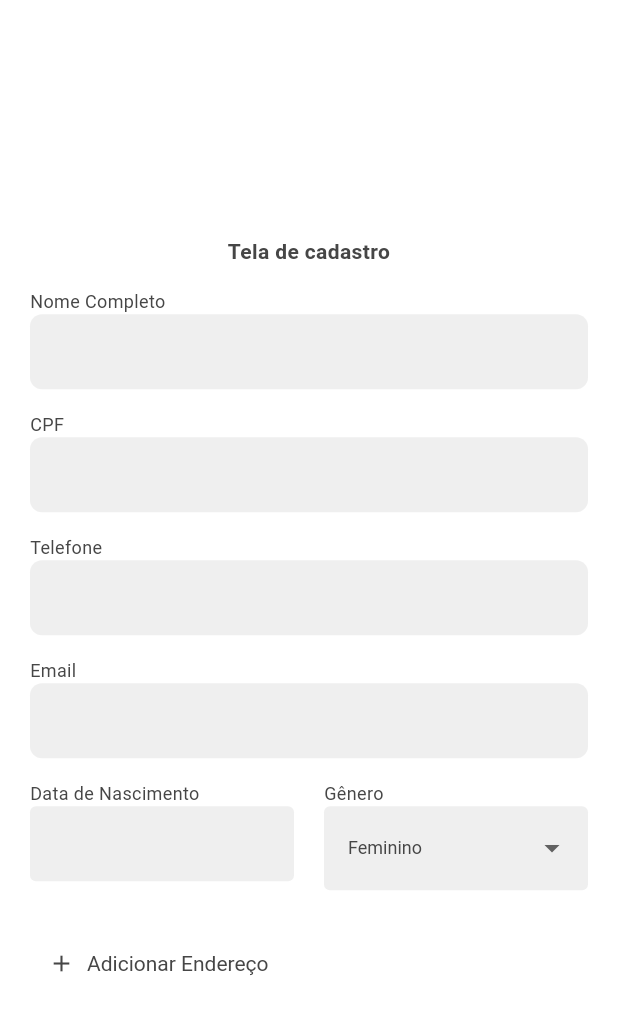
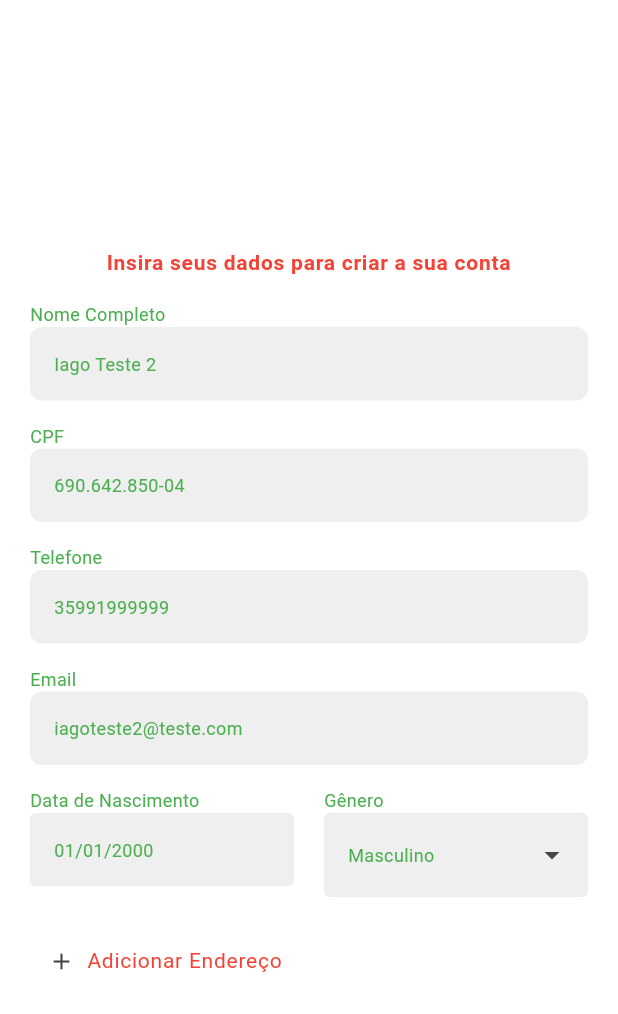
Before and after one commit to economize-mais/app_economize_mais, a Flutter app: the screen it shows after launch, after a tap on "Criar nova conta", on a phone screen of 412 x 824 dp. Shown: the top 1014 px of the screen. Run offline on Flutter 3.47's test engine with Material 3 defaults, Android fonts, the phone set to English and light mode, and no system bars; our stand-ins replace carousel_slider, dio, dotted_border, flutter_svg, mask_text_input_formatter; accounts and stored records are empty.

Commit message:
ajustando e padronizando layouts

```diff
--- a/lib/screens/cadastro/cadastro_recuperar_senha_screen.dart
+++ b/lib/screens/cadastro/cadastro_recuperar_senha_screen.dart
@@ -1,3 +1,4 @@
+import 'package:app_economize_mais/utils/widgets/common_popup_widget.dart';
 import 'package:flutter/material.dart';
 import 'package:app_economize_mais/utils/app_scheme.dart';
 import 'package:app_economize_mais/utils/widgets/labeled_outline_text_field_widget.dart';
@@ -20,13 +21,13 @@ class _CadastroRecuperarSenhaScreenState
     super.initState();
 
     formKey = GlobalKey<FormState>();
-    emailController =
-        TextEditingController(text: 'marcus.miguel.dev@gmail.com');
+    emailController = TextEditingController();
   }
 
   @override
   void dispose() {
     super.dispose();
+
     emailController.dispose();
   }
 
@@ -44,11 +45,9 @@ class _CadastroRecuperarSenhaScreenState
                 Text(
                   'Recuperar senha',
                   textAlign: TextAlign.center,
-                  style: TextStyle(
-                    color: AppScheme.gray[4],
-                    fontSize: 14,
-                    fontWeight: FontWeight.bold,
-                  ),
+                  style: Theme.of(context).textTheme.bodyLarge?.copyWith(
+                        fontWeight: FontWeight.bold,
+                      ),
                 ),
                 const SizedBox(height: 15),
                 LabeledOutlineTextFieldWidget(
@@ -74,25 +73,7 @@ class _CadastroRecuperarSenhaScreenState
     showDialog(
       context: context,
       barrierColor: AppScheme.white.withOpacity(0.7),
-      builder: (context) => AlertDialog(
-        backgroundColor: AppScheme.white,
-        elevation: 2,
-        shadowColor: AppScheme.black,
-        shape: RoundedRectangleBorder(
-          borderRadius: BorderRadius.circular(5),
-          side: const BorderSide(color: AppScheme.lightGray),
-        ),
-        icon: Align(
-          alignment: Alignment.centerRight,
-          child: GestureDetector(
-            onTap: () => Navigator.pop(context),
-            child: const Icon(Icons.close, size: 20),
-          ),
-        ),
-        iconPadding: const EdgeInsets.fromLTRB(0, 10, 10, 0),
-        title: const Text('Nova senha enviada por e-mail.'),
-        titlePadding: const EdgeInsets.fromLTRB(40, 0, 40, 30),
-      ),
+      builder: (context) => const CommonPopupWidget(),
     ).then((_) => Navigator.popUntil(
           context,
           (route) => route.isFirst,
--- a/lib/screens/cadastro/cadastro_screen.dart
+++ b/lib/screens/cadastro/cadastro_screen.dart
@@ -2,7 +2,6 @@ import 'package:flutter/material.dart';
 import 'package:mask_text_input_formatter/mask_text_input_formatter.dart';
 import 'package:app_economize_mais/models/usuario_model.dart';
 import 'package:app_economize_mais/providers/usuario_provider.dart';
-import 'package:app_economize_mais/utils/app_scheme.dart';
 import 'package:app_economize_mais/utils/widgets/labeled_dropdown_widget.dart';
 import 'package:app_economize_mais/utils/widgets/labeled_outline_date_picker_widget.dart';
 import 'package:app_economize_mais/utils/widgets/labeled_outline_text_field_widget.dart';
@@ -30,12 +29,12 @@ class _CadastroScreenState extends State<CadastroScreen> {
     super.initState();
 
     formKey = GlobalKey<FormState>();
-    nomeCompletoController = TextEditingController();
-    cpfController = TextEditingController();
-    telefoneController = TextEditingController();
-    emailController = TextEditingController();
-    dataNascimentoController = TextEditingController();
-    generoController = TextEditingController();
+    nomeCompletoController = TextEditingController(text: 'Iago Teste 2');
+    cpfController = TextEditingController(text: '690.642.850-04');
+    telefoneController = TextEditingController(text: '35991999999');
+    emailController = TextEditingController(text: 'iagoteste2@teste.com');
+    dataNascimentoController = TextEditingController(text: '01/01/2000');
+    generoController = TextEditingController(text: 'Masculino');
   }
 
   @override
@@ -64,13 +63,11 @@ class _CadastroScreenState extends State<CadastroScreen> {
               crossAxisAlignment: CrossAxisAlignment.stretch,
               children: [
                 Text(
-                  'Tela de cadastro',
+                  'Insira seus dados para criar a sua conta',
                   textAlign: TextAlign.center,
-                  style: TextStyle(
-                    color: AppScheme.gray[4],
-                    fontSize: 14,
-                    fontWeight: FontWeight.bold,
-                  ),
+                  style: Theme.of(context).textTheme.bodyLarge?.copyWith(
+                        fontWeight: FontWeight.bold,
+                      ),
                 ),
                 LabeledOutlineTextFieldWidget(
                   controller: nomeCompletoController,
@@ -127,12 +124,9 @@ class _CadastroScreenState extends State<CadastroScreen> {
                   ],
                 ),
                 const SizedBox(height: 25),
-                Align(
-                  alignment: Alignment.centerLeft,
-                  child: TextButtonWithIconWidget(
-                    onPressed: adicionarEndereco,
-                    label: 'Adicionar Endereço',
-                  ),
+                TextButtonWithIconWidget(
+                  onPressed: adicionarEndereco,
+                  label: 'Adicionar Endereço',
                 ),
               ],
             ),
@@ -176,3 +170,8 @@ class _CadastroScreenState extends State<CadastroScreen> {
     });
   }
 }
+
+// {
+// 	"email": "marcusmigueell@gmail.com",
+// 	"password": "Mudar@123"
+// }
--- a/lib/screens/login/login_screen.dart
+++ b/lib/screens/login/login_screen.dart
@@ -1,7 +1,6 @@
 import 'package:app_economize_mais/providers/usuario_provider.dart';
 import 'package:app_economize_mais/utils/widgets/popup_error_widget.dart';
 import 'package:flutter/material.dart';
-import 'package:app_economize_mais/utils/app_scheme.dart';
 import 'package:app_economize_mais/utils/widgets/labeled_outline_text_field_widget.dart';
 import 'package:provider/provider.dart';
 
@@ -46,24 +45,17 @@ class _LoginScreenState extends State<LoginScreen> {
               mainAxisSize: MainAxisSize.min,
               mainAxisAlignment: MainAxisAlignment.center,
               children: [
-                ConstrainedBox(
-                  constraints: const BoxConstraints(
-                    minWidth: 220,
-                    maxHeight: 150,
-                  ),
-                  child: Image.asset(
-                    'assets/icons/logo-verde.png',
-                    fit: BoxFit.fitWidth,
-                  ),
+                Image.asset(
+                  'assets/icons/logo-verde2.png',
+                  width: 220,
+                  height: 220,
                 ),
                 Text(
                   'Entre na sua conta',
                   textAlign: TextAlign.center,
-                  style: TextStyle(
-                    color: AppScheme.gray[4],
-                    fontSize: 14,
-                    fontWeight: FontWeight.bold,
-                  ),
+                  style: Theme.of(context).textTheme.bodyLarge?.copyWith(
+                        fontWeight: FontWeight.bold,
+                      ),
                 ),
                 LabeledOutlineTextFieldWidget(
                   controller: emailController,
@@ -92,23 +84,12 @@ class _LoginScreenState extends State<LoginScreen> {
                 TextButton(
                   onPressed: () =>
                       Navigator.pushNamed(context, '/cadastro/recuperar-senha'),
-                  style: TextButton.styleFrom(
-                    visualDensity: const VisualDensity(vertical: -3),
-                    minimumSize: const Size.fromHeight(40),
-                  ),
                   child: const Text('Recuperar Senha'),
                 ),
                 const SizedBox(height: 4),
-                const Text(
-                  'Não possui uma conta?',
-                  textAlign: TextAlign.center,
-                  style: TextStyle(fontSize: 12),
-                ),
+                const Text('Não possui uma conta?'),
                 OutlinedButton(
                   onPressed: () => Navigator.pushNamed(context, '/cadastro'),
-                  style: OutlinedButton.styleFrom(
-                    minimumSize: const Size.fromHeight(40),
-                  ),
                   child: const Text('Criar nova conta'),
                 ),
               ],
--- a/lib/utils/app_scheme.dart
+++ b/lib/utils/app_scheme.dart
@@ -1,7 +1,7 @@
 import 'package:flutter/material.dart';
 
 abstract class AppScheme {
-  static const Color brightGreen = Color(0xFF00FF5F);
+  static const Color brightGreen = Color(0xFF11FF88);
   static const MaterialColor gray = MaterialColor(0xFFD9D9D9, <int, Color>{
     1: Color(0xFFD9D9D9),
     2: Color(0xFFBFBFBF),
@@ -37,6 +37,8 @@ abstract class AppScheme {
     ),
     textButtonTheme: TextButtonThemeData(
       style: TextButton.styleFrom(
+        visualDensity: const VisualDensity(vertical: -3),
+        minimumSize: const Size.fromHeight(40),
         foregroundColor: gray[4],
         textStyle:
             const TextStyle(fontSize: 12, decoration: TextDecoration.underline),
@@ -44,6 +46,7 @@ abstract class AppScheme {
     ),
     outlinedButtonTheme: OutlinedButtonThemeData(
       style: TextButton.styleFrom(
+        minimumSize: const Size.fromHeight(40),
         foregroundColor: gray[4],
         textStyle: const TextStyle(
           fontSize: 14,
@@ -57,5 +60,47 @@ abstract class AppScheme {
         fontSize: 12,
       ),
     ),
+    inputDecorationTheme: const InputDecorationTheme(
+      fillColor: AppScheme.lightGray,
+      errorStyle: TextStyle(
+        color: red,
+        fontWeight: FontWeight.bold,
+      )
+    ),
+    textTheme: TextTheme(
+      bodyLarge: TextStyle(
+        color: Colors.red,
+        //   color: gray[4],
+        fontSize: 14,
+      ),
+      bodyMedium: TextStyle(
+        color: Colors.green,
+        //   color: gray[4],
+        fontSize: 12,
+      ),
+      bodySmall: TextStyle(
+        color: Colors.blue,
+        //   color: gray[4],
+        fontSize: 10,
+      ),
+      labelLarge: TextStyle(
+        color: Colors.purple,
+      ),
+      labelMedium: TextStyle(
+        color: Colors.green,
+      ),
+      labelSmall: TextStyle(
+        color: Colors.black,
+      ),
+      titleLarge: TextStyle(
+        color: Colors.cyan,
+      ),
+      titleMedium: TextStyle(
+        color: Colors.pink,
+      ),
+      titleSmall: TextStyle(
+        color: Colors.indigo,
+      ),
+    ),
   );
 }
--- /dev/null
+++ b/lib/utils/widgets/common_popup_widget.dart
@@ -0,0 +1,34 @@
+import 'package:app_economize_mais/utils/app_scheme.dart';
+import 'package:flutter/material.dart';
+
+class CommonPopupWidget extends StatelessWidget {
+  final String title;
+
+  const CommonPopupWidget({
+    super.key,
+    this.title = 'Nova senha enviada por e-mail.',
+  });
+
+  @override
+  Widget build(BuildContext context) {
+    return AlertDialog(
+      backgroundColor: AppScheme.white,
+      elevation: 2,
+      shadowColor: AppScheme.black,
+      shape: RoundedRectangleBorder(
+        borderRadius: BorderRadius.circular(5),
+        side: const BorderSide(color: AppScheme.lightGray),
+      ),
+      icon: Align(
+        alignment: Alignment.centerRight,
+        child: GestureDetector(
+          onTap: () => Navigator.pop(context),
+          child: const Icon(Icons.close, size: 20),
+        ),
+      ),
+      iconPadding: const EdgeInsets.only(top: 10, right: 10),
+      title: Text(title),
+      titlePadding: const EdgeInsets.only(bottom: 30),
+    );
+  }
+}
--- a/lib/utils/widgets/labeled_dropdown_widget.dart
+++ b/lib/utils/widgets/labeled_dropdown_widget.dart
@@ -26,27 +26,20 @@ class _LabeledDropdownWidgetState extends State<LabeledDropdownWidget> {
   Widget build(BuildContext context) {
     return Column(
       mainAxisSize: MainAxisSize.min,
-      crossAxisAlignment: CrossAxisAlignment.start,
+      crossAxisAlignment: CrossAxisAlignment.stretch,
       children: [
-        Text(
-          widget.label,
-          style: TextStyle(
-            color: AppScheme.gray[4],
-            fontSize: 12,
-          ),
-        ),
+        Text(widget.label),
         DropdownButtonFormField<String>(
           value: widget.value,
           isExpanded: true,
+          dropdownColor: AppScheme.lightGray,
+          iconEnabledColor: AppScheme.gray[4],
           decoration: const InputDecoration(
             filled: true,
             fillColor: AppScheme.lightGray,
             border: OutlineInputBorder(borderSide: BorderSide.none),
           ),
-          style: TextStyle(
-            color: AppScheme.gray[4],
-            fontSize: 12,
-          ),
+          style: Theme.of(context).textTheme.bodyMedium,
           onChanged: widget.onChanged ??
               (newValue) => setState(() {
                     widget.controller.text = newValue!;
--- a/lib/utils/widgets/labeled_outline_date_picker_widget.dart
+++ b/lib/utils/widgets/labeled_outline_date_picker_widget.dart
@@ -1,7 +1,6 @@
 import 'package:flutter/material.dart';
 import 'package:intl/intl.dart';
 import 'package:mask_text_input_formatter/mask_text_input_formatter.dart';
-import 'package:app_economize_mais/utils/app_scheme.dart';
 
 class LabeledOutlineDatePicker extends StatefulWidget {
   final TextEditingController controller;
@@ -19,43 +18,24 @@ class LabeledOutlineDatePicker extends StatefulWidget {
 }
 
 class _LabeledOutlineDatePickerState extends State<LabeledOutlineDatePicker> {
+  final DateTime dataMinima = DateTime(1900);
+  final DateTime dataMaxima = DateTime.now();
+
   @override
   Widget build(BuildContext context) {
     return Column(
       mainAxisSize: MainAxisSize.min,
-      crossAxisAlignment: CrossAxisAlignment.start,
+      crossAxisAlignment: CrossAxisAlignment.stretch,
       children: [
-        Text(
-          widget.label,
-          style: TextStyle(
-            color: AppScheme.gray[4],
-            fontSize: 12,
-          ),
-        ),
+        Text(widget.label),
         TextFormField(
-          onTap: () => showDatePicker(
-            context: context,
-            firstDate: DateTime(1900),
-            lastDate: DateTime.now(),
-          ).then(
-            (value) => setState(() {
-              if (value == null) return;
-
-              final formatter = DateFormat('dd/MM/yyyy');
-              widget.controller.text = formatter.format(value);
-            }),
-          ),
           controller: widget.controller,
           keyboardType: TextInputType.number,
           decoration: const InputDecoration(
             filled: true,
-            fillColor: AppScheme.lightGray,
             border: OutlineInputBorder(borderSide: BorderSide.none),
           ),
-          style: TextStyle(
-            color: AppScheme.gray[3],
-            fontSize: 12,
-          ),
+          style: Theme.of(context).textTheme.bodyMedium,
           inputFormatters: [
             MaskTextInputFormatter(
                 mask: "##/##/####", filter: {"#": RegExp(r'[0-9]')})
@@ -65,10 +45,28 @@ class _LabeledOutlineDatePickerState extends State<LabeledOutlineDatePicker> {
               return 'Este campo precisa ser preenchido';
             }
 
-            return null;
+            return _validarData(value);
           },
         ),
       ],
     );
   }
+
+  String? _validarData(String value) {
+    try {
+      final formatter = DateFormat('dd/MM/yyyy');
+      final dataFormatada = formatter.parseStrict(value);
+
+      if (dataFormatada.isBefore(dataMinima)) {
+        return 'Menor que ${formatter.format(dataMinima)}';
+      }
+      if (dataFormatada.isAfter(dataMaxima)) {
+        return 'Maior que ${formatter.format(dataMaxima)}';
+      }
+
+      return null;
+    } catch (e) {
+      return 'Data inválida';
+    }
+  }
 }
--- a/lib/utils/widgets/labeled_outline_text_field_widget.dart
+++ b/lib/utils/widgets/labeled_outline_text_field_widget.dart
@@ -46,20 +46,14 @@ class _LabeledOutlineTextFieldWidgetState
         mainAxisSize: MainAxisSize.min,
         crossAxisAlignment: CrossAxisAlignment.start,
         children: [
-          Text(
-            widget.label,
-            style: TextStyle(
-              color: AppScheme.gray[4],
-              fontSize: 12,
-            ),
-          ),
+          Text(widget.label),
           TextFormField(
             controller: widget.controller,
             keyboardType: widget.keyboardType,
             maxLines: widget.maxLines,
             decoration: InputDecoration(
               filled: true,
-              fillColor: widget.fillColor,
+              // fillColor: widget.fillColor,
               border: OutlineInputBorder(
                 borderSide: BorderSide.none,
                 borderRadius: BorderRadius.circular(8),
@@ -74,10 +68,7 @@ class _LabeledOutlineTextFieldWidgetState
                     )
                   : null,
             ),
-            style: TextStyle(
-              color: AppScheme.gray[3],
-              fontSize: 12,
-            ),
+            style: Theme.of(context).textTheme.bodyMedium,
             obscureText: obscureText,
             inputFormatters: widget.inputFormatters,
             validator: (value) {
--- a/lib/utils/widgets/text_button_with_icon_widget.dart
+++ b/lib/utils/widgets/text_button_with_icon_widget.dart
@@ -17,12 +17,12 @@ class TextButtonWithIconWidget extends StatelessWidget {
       icon: const Icon(
         Icons.add,
       ),
+      style: TextButton.styleFrom(alignment: Alignment.centerLeft),
       label: Text(
         label,
-        style: const TextStyle(
-          decoration: TextDecoration.none,
-          fontSize: 14,
-        ),
+        style: Theme.of(context).textTheme.bodyLarge?.copyWith(
+              decoration: TextDecoration.none,
+            ),
       ),
     );
   }
```
Also changed, not shown: assets/icons/logo-verde2.png (added).
